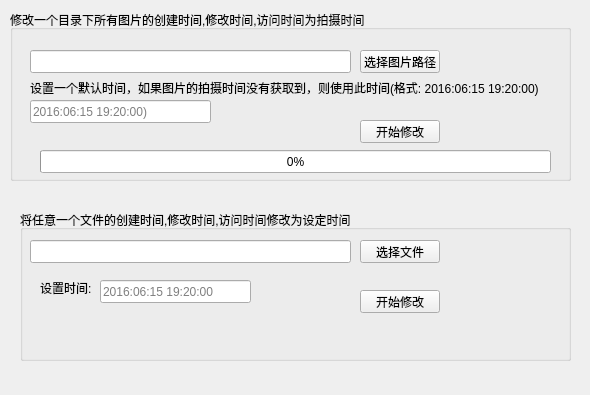
Old version of the form form.ui in the repository tianxiaofan/ModifPhotoTime.
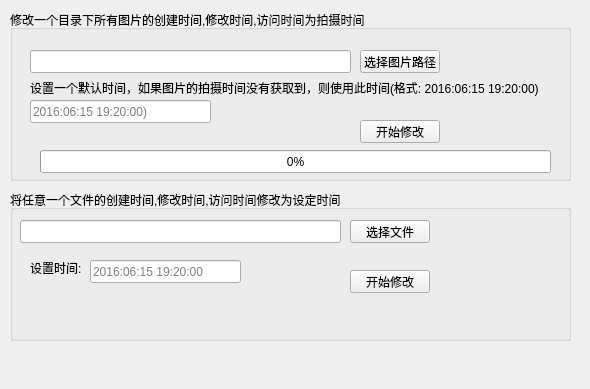
New version of the form.

Diff of the .ui file:
```diff
--- a/form.ui
+++ b/form.ui
@@ -7,7 +7,7 @@
     <x>0</x>
     <y>0</y>
     <width>590</width>
-    <height>395</height>
+    <height>389</height>
    </rect>
   </property>
   <property name="windowTitle">
@@ -104,9 +104,9 @@
   <widget class="QGroupBox" name="groupBox_2">
    <property name="geometry">
     <rect>
-     <x>20</x>
-     <y>210</y>
-     <width>551</width>
+     <x>10</x>
+     <y>190</y>
+     <width>561</width>
      <height>151</height>
     </rect>
    </property>
@@ -192,8 +192,8 @@
   <widget class="QLabel" name="label_Message">
    <property name="geometry">
     <rect>
-     <x>20</x>
-     <y>370</y>
+     <x>10</x>
+     <y>350</y>
      <width>551</width>
      <height>16</height>
     </rect>
```
Left out of the diff: 2 changed lines with no effect on the pictures.
